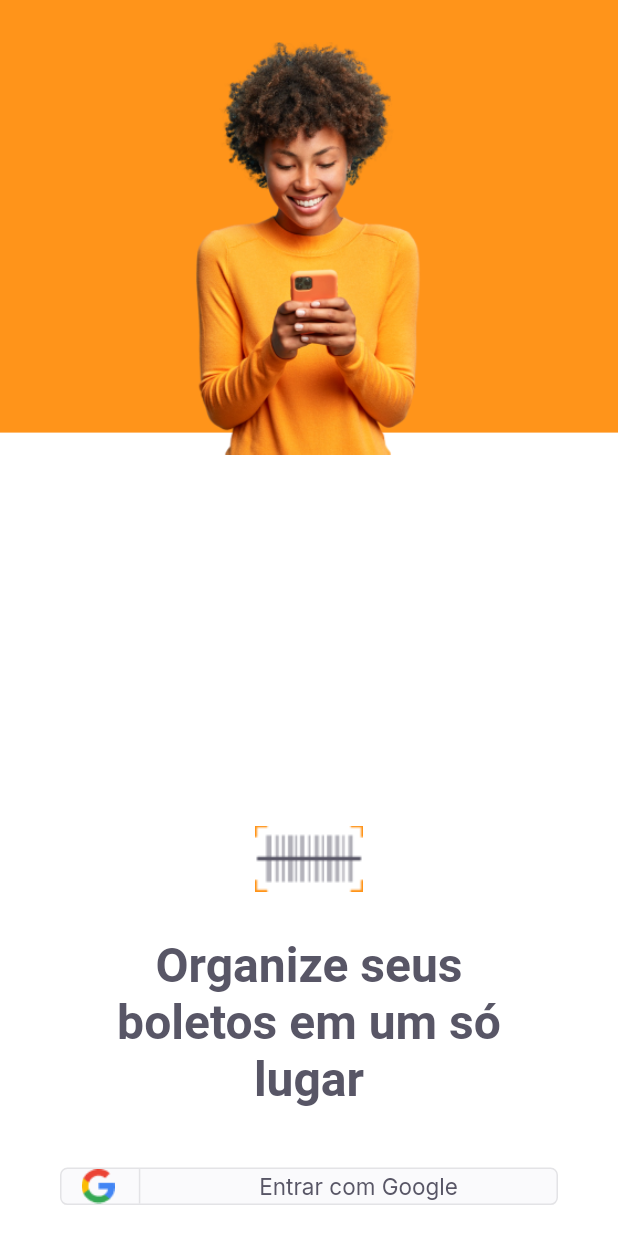
After one commit to Tsilva16/pay_flow, a Flutter app: the LoginPage screen opened directly, on a phone screen of 412 x 824 dp. The commit adds this screen. Run offline on Flutter 3.47's test engine with Material 2 defaults, Android fonts, the phone set to English and light mode, and no system bars; our stand-ins replace google_fonts; statements that could not run were skipped.

Commit message:
login page

```diff
--- a/lib/main.dart
+++ b/lib/main.dart
@@ -1,5 +1,5 @@
 import 'package:flutter/material.dart';
-import 'package:payflow/modules/splash/splash_page.dart';
+import 'package:payflow/modules/login/login_page.dart';
 import 'package:payflow/shared/themes/app_colors.dart';
 
 void main() {
@@ -14,7 +14,7 @@ class AppWidget extends StatelessWidget {
       theme: ThemeData(
         primaryColor: AppColors.primary
       ),
-      home: SplashPage(),
+      home: LoginPage();
     );
   }
 }
--- /dev/null
+++ b/lib/modules/home/home_page.dart
@@ -0,0 +1,13 @@
+import 'package:flutter/material.dart';
+
+class HomePage extends StatelessWidget {
+  const HomePage({ Key? key }) : super(key: key);
+
+  @override
+  Widget build(BuildContext context) {
+    return Scaffold(
+      appBar: AppBar(title: Text("Home Page"),
+      ),
+    );
+  }
+}
--- /dev/null
+++ b/lib/modules/login/login_page.dart
@@ -0,0 +1,70 @@
+import 'package:flutter/material.dart';
+import 'package:payflow/shared/themes/app_colors.dart';
+import 'package:payflow/shared/themes/app_images.dart';
+import 'package:payflow/shared/themes/app_text_styles.dart';
+import 'package:payflow/shared/widgets/social_login/social_login_button.dart';
+
+class LoginPage extends StatefulWidget {
+  const LoginPage({ Key? key }) : super(key: key);
+
+  @override
+  _LoginPageState createState() => _LoginPageState();
+}
+
+class _LoginPageState extends State<LoginPage> {
+  @override
+  Widget build(BuildContext context) {
+    final size = MediaQuery.of(context).size;
+    return Scaffold(
+      backgroundColor: AppColors.background,
+      body: Container(
+        width: size.width,
+        height: size.height,
+              child: Stack(
+          children: [
+            Container(
+              width: size.width,
+              height: size.height * 0.35,
+              color: AppColors.primary,
+            ),
+          Positioned(
+            top: 28,
+            left: 0,
+            right: 0,
+            child: Image.asset(
+              AppImages.person,
+              width: 250,
+              height: 275,
+            )),
+            Positioned(
+              bottom: size.height * 0.025,
+              left: 0,
+              right: 0,
+              child: Column(
+                mainAxisAlignment: MainAxisAlignment.center,
+                crossAxisAlignment: CrossAxisAlignment.center,
+                children: [
+                Image.asset(AppImages.logomini),
+                Padding(
+                  padding: const EdgeInsets.only(top: 30,left: 70, right: 70),
+                  child: Text(
+                    "Organize seus boletos em um só lugar",
+                  textAlign: TextAlign.center,
+                  style: TextStyles.titleHome,
+                  ),
+                ),
+                Padding(
+                  padding: const EdgeInsets.only(left: 40, right: 40, top: 40),
+                  child: SocialLoginButton(onTap: (){
+                    print("Clicou");
+                  },),
+                )
+              ],
+              ),
+            )
+          ],
+        ),
+      ),
+    );
+  }
+}
--- a/lib/modules/splash/splash_page.dart
+++ b/lib/modules/splash/splash_page.dart
@@ -11,8 +11,8 @@ class SplashPage extends StatelessWidget {
       backgroundColor: AppColors.background,
       body: Stack(
         children: [
-          Image.asset(AppImages.union),
-          Image.asset(AppImages.logoFull),
+          Center(child: Image.asset(AppImages.union)),
+          Center(child: Image.asset(AppImages.logoFull)),
         ],
       ),
     );
--- a/lib/shared/themes/app_text_styles.dart
+++ b/lib/shared/themes/app_text_styles.dart
@@ -2,7 +2,7 @@ import 'package:flutter/cupertino.dart';
 import 'package:google_fonts/google_fonts.dart';
 import 'package:payflow/shared/themes/app_colors.dart';
 
-class AppTextStyles{
+class TextStyles{
   static final titleHome = GoogleFonts.lexendDeca(
   fontSize: 32,
   fontWeight: FontWeight.w600,
--- /dev/null
+++ b/lib/shared/widgets/social_login/social_login_button.dart
@@ -0,0 +1,50 @@
+import 'package:flutter/material.dart';
+import 'package:payflow/shared/themes/app_colors.dart';
+import 'package:payflow/shared/themes/app_images.dart';
+import 'package:payflow/shared/themes/app_text_styles.dart';
+
+class SocialLoginButton extends StatelessWidget {
+  final VoidCallback onTap;
+  const SocialLoginButton({ Key? key, required this.onTap }) : super(key: key);
+
+  @override
+  Widget build(BuildContext context) {
+    return InkWell(
+        onTap: onTap,
+          child: Container(
+        height: 25,
+        decoration: BoxDecoration(
+          color: AppColors.shape,
+          borderRadius: BorderRadius.circular(5),
+          border: Border.fromBorderSide(BorderSide(color: AppColors.stroke))),
+        child: Row(
+          children: [
+            Expanded(
+              flex: 1,
+              child: Row(
+                mainAxisAlignment: MainAxisAlignment.center,
+                children: [
+                  Image.asset(AppImages.google),
+                  SizedBox(width: 16,),
+                  Container(height: 56, width:1,
+                  color: AppColors.stroke,
+                  )
+                ],
+              )),
+            Expanded(
+              flex: 4,
+              child: Row(
+                mainAxisAlignment: MainAxisAlignment.center,
+                children: [
+                  Text("Entrar com Google",
+                  style: TextStyles.buttonGray,
+                  ),
+                ],
+              ),
+            ),
+          ],
+        ),
+      ),
+    );
+  }
+}
```
